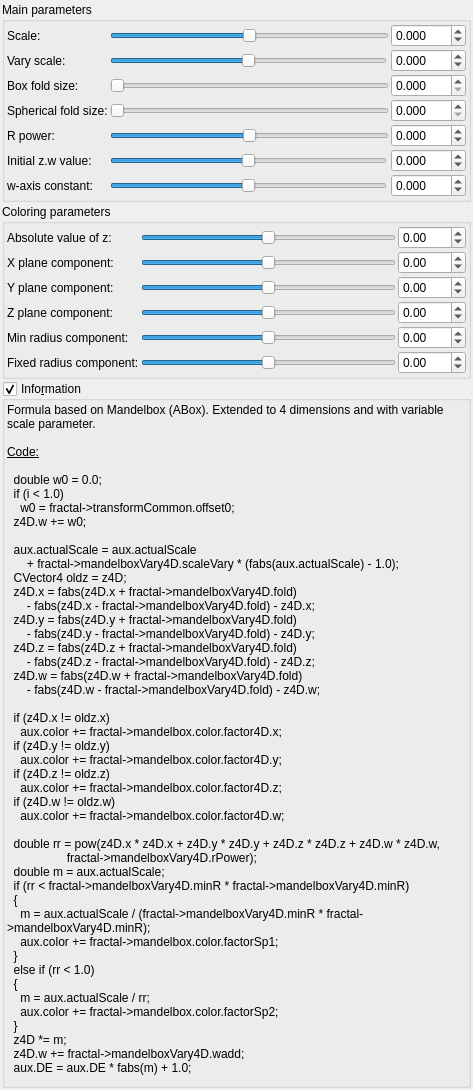
buddhi1980/mandelbulber2, file mandelbulber2/qt_data/fractal_mandelbox_vary_scale_4d.ui: the form before one commit.
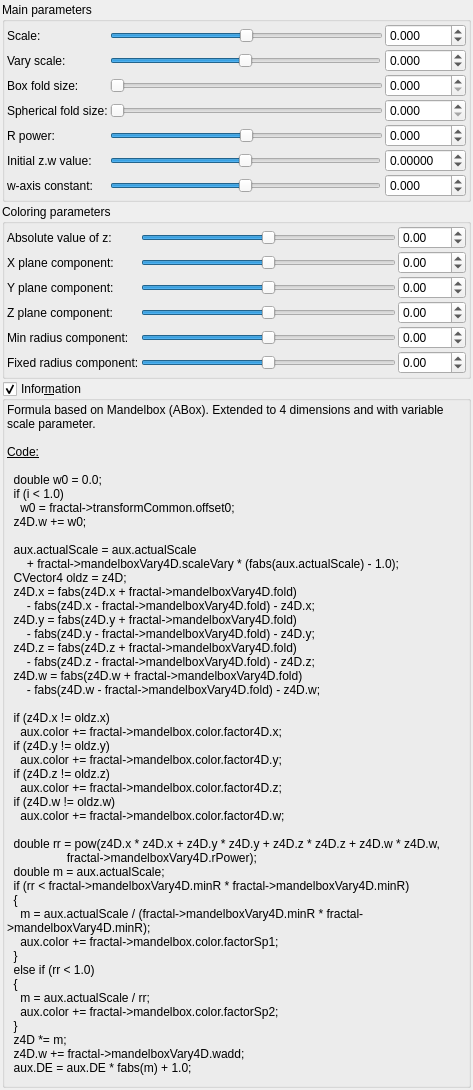
The form after the commit. Custom widgets are drawn as their Qt base class.

What changed in the file:
```diff
--- a/mandelbulber2/qt_data/fractal_mandelbox_vary_scale_4d.ui
+++ b/mandelbulber2/qt_data/fractal_mandelbox_vary_scale_4d.ui
@@ -70,7 +70,7 @@
            <string/>
           </property>
           <property name="decimals">
-           <number>3</number>
+           <number>5</number>
           </property>
           <property name="minimum">
            <double>-10.000000000000000</double>
@@ -835,7 +835,7 @@
    <item>
     <widget class="MyGroupBox" name="groupCheck_info">
      <property name="title">
-      <string>Info&amp;rmation</string>
+      <string>Infor&amp;mation</string>
      </property>
      <property name="flat">
       <bool>false</bool>
```
